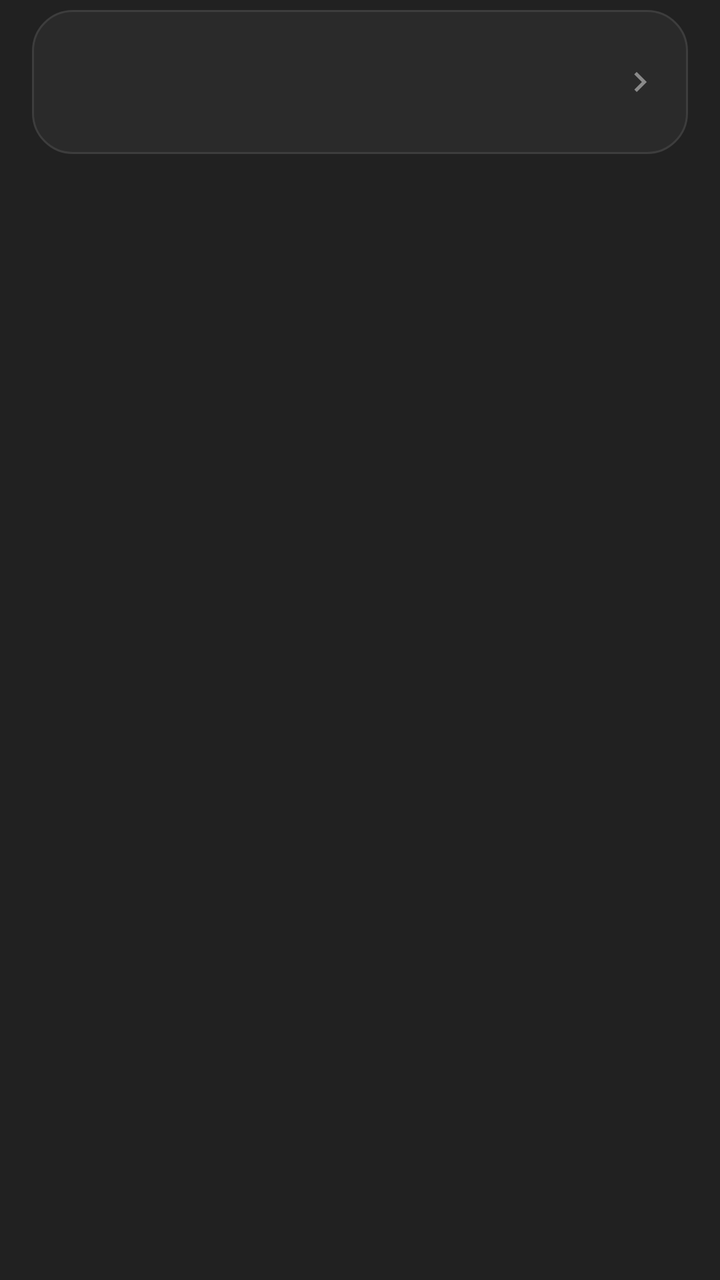
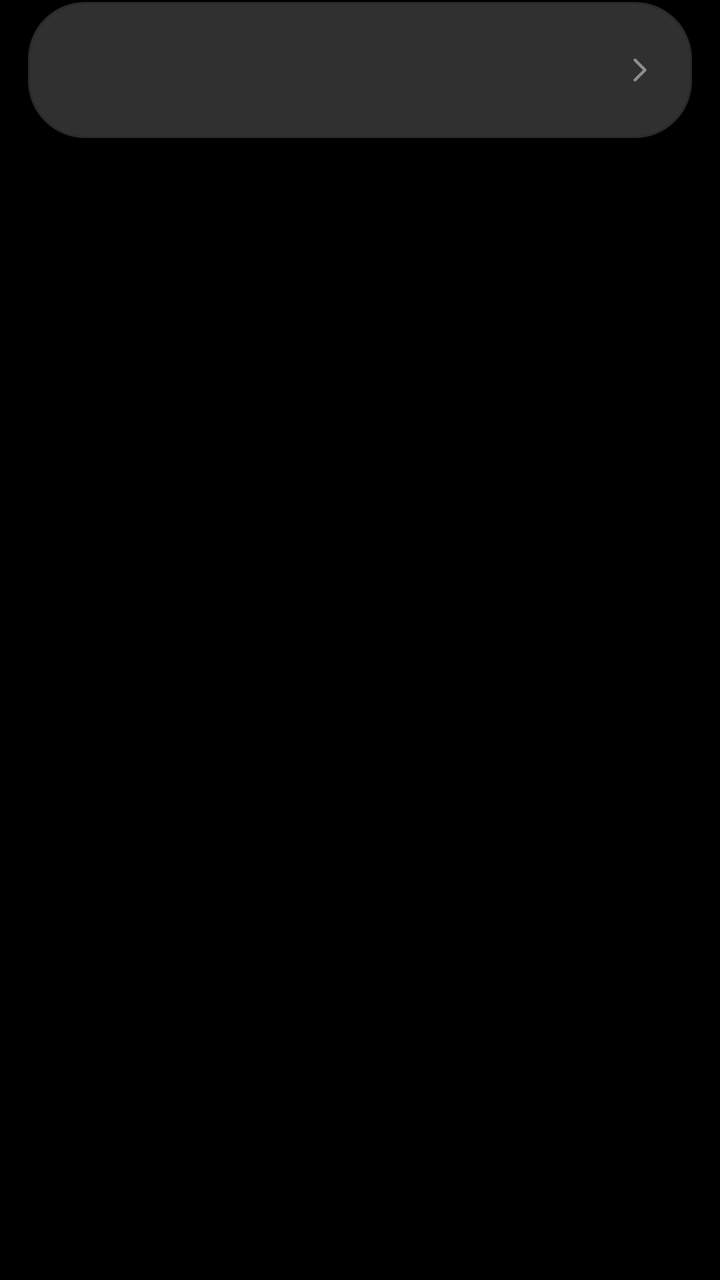

The first picture is an Android layout as it rendered before a commit; the second is the same layout after the commit. The layout source and the unified diff follow.
<!-- AndroidManifest.xml: application theme AppTheme -->
<!-- res/layout/item_row.xml -->
<?xml version="1.0" encoding="utf-8"?>
<FrameLayout xmlns:android="http://schemas.android.com/apk/res/android"
    android:layout_width="match_parent"
    android:layout_height="wrap_content"
    android:paddingStart="16dp"
    android:paddingTop="5dp"
    android:paddingEnd="16dp"
    android:paddingBottom="5dp">

    <LinearLayout
        android:layout_width="match_parent"
        android:layout_height="wrap_content"
        android:background="@drawable/bg_card_ripple"
        android:duplicateParentState="true"
        android:gravity="center_vertical"
        android:orientation="horizontal"
        android:padding="14dp">

        <ImageView
            android:id="@+id/icon"
            android:layout_width="44dp"
            android:layout_height="44dp"
            android:importantForAccessibility="no"
            android:padding="11dp" />

        <LinearLayout
            android:layout_width="0dp"
            android:layout_height="wrap_content"
            android:layout_marginStart="14dp"
            android:layout_marginEnd="8dp"
            android:layout_weight="1"
            android:orientation="vertical">

            <TextView
                android:id="@+id/title"
                android:layout_width="match_parent"
                android:layout_height="wrap_content"
                android:ellipsize="middle"
                android:singleLine="true"
                android:textAlignment="viewStart"
                android:textColor="@color/text_primary"
                android:textSize="16sp" />

            <TextView
                android:id="@+id/sub"
                android:layout_width="match_parent"
                android:layout_height="wrap_content"
                android:layout_marginTop="2dp"
                android:singleLine="true"
                android:textAlignment="viewStart"
                android:textColor="@color/text_secondary"
                android:textSize="13sp"
                android:visibility="gone" />
        </LinearLayout>

        <TextView
            android:id="@+id/badge"
            android:layout_width="wrap_content"
            android:layout_height="wrap_content"
            android:layout_marginEnd="8dp"
            android:paddingStart="9dp"
            android:paddingTop="3dp"
            android:paddingEnd="9dp"
            android:paddingBottom="3dp"
            android:singleLine="true"
            android:textSize="11sp"
            android:textStyle="bold"
            android:visibility="gone" />

        <ImageView
            android:id="@+id/lock"
            android:layout_width="18dp"
            android:layout_height="18dp"
            android:layout_marginEnd="8dp"
            android:importantForAccessibility="no"
            android:src="@drawable/ic_lock"
            android:tint="@color/text_secondary"
            android:visibility="gone" />

        <ImageView
            android:id="@+id/chevron"
            android:layout_width="20dp"
            android:layout_height="20dp"
            android:importantForAccessibility="no"
            android:src="@drawable/ic_chevron"
            android:tint="@color/text_hint" />
    </LinearLayout>
</FrameLayout>
<!-- resources referenced by this layout -->
<resources>
  <color name="text_hint">#8A8A8A</color>
  <color name="text_primary">#ECECEC</color>
  <!-- drawable bg_card_ripple (drawable) -->
  <?xml version="1.0" encoding="utf-8"?>
  <ripple xmlns:android="http://schemas.android.com/apk/res/android" android:color="@color/ripple">
      <item android:drawable="@drawable/bg_card" />
  </ripple>
  <!-- drawable ic_chevron (drawable) -->
  <?xml version="1.0" encoding="utf-8"?>
  <vector xmlns:android="http://schemas.android.com/apk/res/android"
      android:width="24dp"
      android:height="24dp"
      android:autoMirrored="true"
      android:viewportWidth="24"
      android:viewportHeight="24">
      <path
          android:fillColor="#FF000000"
          android:pathData="M10,6L8.59,7.41 13.17,12l-4.58,4.59L10,18l6,-6z" />
  </vector>
  <!-- drawable ic_lock (drawable) -->
  <?xml version="1.0" encoding="utf-8"?>
  <vector xmlns:android="http://schemas.android.com/apk/res/android"
      android:width="24dp"
      android:height="24dp"
      android:autoMirrored="false"
      android:viewportWidth="24"
      android:viewportHeight="24">
      <path
          android:fillColor="#FF000000"
          android:pathData="M18,8h-1V6c0,-2.76 -2.24,-5 -5,-5S7,3.24 7,6v2H6c-1.1,0 -2,0.9 -2,2v10c0,1.1 0.9,2 2,2h12c1.1,0 2,-0.9 2,-2V10c0,-1.1 -0.9,-2 -2,-2zM12,17c-1.1,0 -2,-0.9 -2,-2s0.9,-2 2,-2 2,0.9 2,2 -0.9,2 -2,2zM15.1,8H8.9V6c0,-1.71 1.39,-3.1 3.1,-3.1 1.71,0 3.1,1.39 3.1,3.1v2z" />
  </vector>
  <style name="AppTheme" parent="Theme.AppCompat.NoActionBar">
          <item name="colorPrimary">@color/accent</item>
          <item name="colorPrimaryDark">@color/bg</item>
          <item name="colorAccent">@color/accent</item>
          <item name="android:windowBackground">@color/bg</item>
          <item name="android:statusBarColor">@color/bg</item>
          <item name="android:navigationBarColor">@color/bg</item>
          <item name="android:windowLightStatusBar">@bool/light_bars</item>
          <item name="android:textColorPrimary">@color/text_primary</item>
          <item name="android:textColorSecondary">@color/text_secondary</item>
          <item name="android:textColorHint">@color/text_hint</item>
          <item name="alertDialogTheme">@style/AppDialog</item>
          <item name="android:colorBackground">@color/bg</item>
          <item name="colorControlNormal">@color/text_secondary</item>
          <item name="colorControlActivated">@color/accent</item>
          <item name="android:textColorLink">@color/accent</item>
      </style>
  <!-- drawable bg_card (drawable) -->
  <?xml version="1.0" encoding="utf-8"?>
  <shape xmlns:android="http://schemas.android.com/apk/res/android" android:shape="rectangle">
      <solid android:color="@color/surface" />
      <stroke android:width="1dp" android:color="@color/stroke" />
      <corners android:radius="20dp" />
  </shape>
  <color name="accent">#D97757</color>
  <color name="bg">#212121</color>
  <style name="AppDialog" parent="Theme.AppCompat.Dialog.Alert">
          <item name="colorAccent">@color/accent</item>
          <item name="android:windowBackground">@drawable/bg_dialog</item>
          <item name="android:textColorPrimary">@color/text_primary</item>
          <item name="android:textColorSecondary">@color/text_secondary</item>
      </style>
  <color name="surface">#2A2A2A</color>
  <color name="stroke">#3D3D3D</color>
  <!-- drawable bg_dialog (drawable) -->
  <?xml version="1.0" encoding="utf-8"?>
  <shape xmlns:android="http://schemas.android.com/apk/res/android" android:shape="rectangle">
      <solid android:color="@color/surface" />
      <stroke android:width="1dp" android:color="@color/stroke" />
      <corners android:radius="28dp" />
  </shape>
  <!-- unchanged entries left out for length: 2 -->
</resources>

<!-- the commit's change to res/layout/item_row.xml (unified diff, before → after) -->
@@ -2,31 +2,35 @@
 <FrameLayout xmlns:android="http://schemas.android.com/apk/res/android"
     android:layout_width="match_parent"
     android:layout_height="wrap_content"
-    android:paddingStart="16dp"
-    android:paddingTop="5dp"
-    android:paddingEnd="16dp"
-    android:paddingBottom="5dp">
+    android:paddingStart="14dp"
+    android:paddingTop="1dp"
+    android:paddingEnd="14dp"
+    android:paddingBottom="1dp">
 
     <LinearLayout
+        android:id="@+id/card"
         android:layout_width="match_parent"
         android:layout_height="wrap_content"
         android:background="@drawable/bg_card_ripple"
         android:duplicateParentState="true"
         android:gravity="center_vertical"
+        android:minHeight="68dp"
         android:orientation="horizontal"
-        android:padding="14dp">
+        android:paddingStart="18dp"
+        android:paddingTop="14dp"
+        android:paddingEnd="16dp"
+        android:paddingBottom="14dp">
 
         <ImageView
             android:id="@+id/icon"
-            android:layout_width="44dp"
-            android:layout_height="44dp"
-            android:importantForAccessibility="no"
-            android:padding="11dp" />
+            android:layout_width="26dp"
+            android:layout_height="26dp"
+            android:importantForAccessibility="no" />
 
         <LinearLayout
             android:layout_width="0dp"
             android:layout_height="wrap_content"
-            android:layout_marginStart="14dp"
+            android:layout_marginStart="16dp"
             android:layout_marginEnd="8dp"
             android:layout_weight="1"
             android:orientation="vertical">
@@ -39,7 +43,7 @@
                 android:singleLine="true"
                 android:textAlignment="viewStart"
                 android:textColor="@color/text_primary"
-                android:textSize="16sp" />
+                android:textSize="17sp" />
 
             <TextView
                 android:id="@+id/sub"
@@ -49,7 +53,7 @@
                 android:singleLine="true"
                 android:textAlignment="viewStart"
                 android:textColor="@color/text_secondary"
-                android:textSize="13sp"
+                android:textSize="14sp"
                 android:visibility="gone" />
         </LinearLayout>
 
@@ -58,9 +62,9 @@
             android:layout_width="wrap_content"
             android:layout_height="wrap_content"
             android:layout_marginEnd="8dp"
-            android:paddingStart="9dp"
+            android:paddingStart="10dp"
             android:paddingTop="3dp"
-            android:paddingEnd="9dp"
+            android:paddingEnd="10dp"
             android:paddingBottom="3dp"
             android:singleLine="true"
             android:textSize="11sp"
<!-- resource entries referenced after the edit -->
@@ -1,11 +1,17 @@
 <!-- resources referenced by this layout -->
 <resources>
-  <color name="text_hint">#8A8A8A</color>
-  <color name="text_primary">#ECECEC</color>
+  <color name="text_hint">#8E8E8E</color>
+  <color name="text_primary">#FFFFFF</color>
   <!-- drawable bg_card_ripple (drawable) -->
   <?xml version="1.0" encoding="utf-8"?>
   <ripple xmlns:android="http://schemas.android.com/apk/res/android" android:color="@color/ripple">
       <item android:drawable="@drawable/bg_card" />
+      <item android:id="@android:id/mask">
+          <shape android:shape="rectangle">
+              <solid android:color="#FFFFFF" />
+              <corners android:radius="28dp" />
+          </shape>
+      </item>
   </ripple>
   <!-- drawable ic_chevron (drawable) -->
   <?xml version="1.0" encoding="utf-8"?>
@@ -16,8 +22,11 @@
       android:viewportWidth="24"
       android:viewportHeight="24">
       <path
-          android:fillColor="#FF000000"
-          android:pathData="M10,6L8.59,7.41 13.17,12l-4.58,4.59L10,18l6,-6z" />
+          android:pathData="M9 18l6-6-6-6"
+          android:strokeColor="#FF000000"
+          android:strokeWidth="1.75"
+          android:strokeLineCap="round"
+          android:strokeLineJoin="round" />
   </vector>
   <!-- drawable ic_lock (drawable) -->
   <?xml version="1.0" encoding="utf-8"?>
@@ -28,13 +37,22 @@
       android:viewportWidth="24"
       android:viewportHeight="24">
       <path
-          android:fillColor="#FF000000"
-          android:pathData="M18,8h-1V6c0,-2.76 -2.24,-5 -5,-5S7,3.24 7,6v2H6c-1.1,0 -2,0.9 -2,2v10c0,1.1 0.9,2 2,2h12c1.1,0 2,-0.9 2,-2V10c0,-1.1 -0.9,-2 -2,-2zM12,17c-1.1,0 -2,-0.9 -2,-2s0.9,-2 2,-2 2,0.9 2,2 -0.9,2 -2,2zM15.1,8H8.9V6c0,-1.71 1.39,-3.1 3.1,-3.1 1.71,0 3.1,1.39 3.1,3.1v2z" />
+          android:pathData="M5 11h14a2 2 0 0 1 2 2v7a2 2 0 0 1-2 2H5a2 2 0 0 1-2-2v-7a2 2 0 0 1 2-2z"
+          android:strokeColor="#FF000000"
+          android:strokeWidth="1.75"
+          android:strokeLineCap="round"
+          android:strokeLineJoin="round" />
+      <path
+          android:pathData="M7 11V7a5 5 0 0 1 10 0v4"
+          android:strokeColor="#FF000000"
+          android:strokeWidth="1.75"
+          android:strokeLineCap="round"
+          android:strokeLineJoin="round" />
   </vector>
   <style name="AppTheme" parent="Theme.AppCompat.NoActionBar">
           <item name="colorPrimary">@color/accent</item>
           <item name="colorPrimaryDark">@color/bg</item>
-          <item name="colorAccent">@color/accent</item>
+          <item name="colorAccent">@color/accent_text</item>
           <item name="android:windowBackground">@color/bg</item>
           <item name="android:statusBarColor">@color/bg</item>
           <item name="android:navigationBarColor">@color/bg</item>
@@ -45,32 +63,34 @@
           <item name="alertDialogTheme">@style/AppDialog</item>
           <item name="android:colorBackground">@color/bg</item>
           <item name="colorControlNormal">@color/text_secondary</item>
-          <item name="colorControlActivated">@color/accent</item>
-          <item name="android:textColorLink">@color/accent</item>
+          <item name="colorControlActivated">@color/accent_text</item>
+          <item name="android:textColorLink">@color/accent_text</item>
       </style>
   <!-- drawable bg_card (drawable) -->
   <?xml version="1.0" encoding="utf-8"?>
   <shape xmlns:android="http://schemas.android.com/apk/res/android" android:shape="rectangle">
       <solid android:color="@color/surface" />
-      <stroke android:width="1dp" android:color="@color/stroke" />
-      <corners android:radius="20dp" />
+      <stroke android:width="1dp" android:color="@color/stroke_soft" />
+      <corners android:radius="28dp" />
   </shape>
-  <color name="accent">#D97757</color>
-  <color name="bg">#212121</color>
+  <color name="accent">#3566EF</color>
+  <color name="bg">#000000</color>
+  <color name="accent_text">#8EA9FF</color>
   <style name="AppDialog" parent="Theme.AppCompat.Dialog.Alert">
-          <item name="colorAccent">@color/accent</item>
+          <item name="colorAccent">@color/accent_text</item>
           <item name="android:windowBackground">@drawable/bg_dialog</item>
           <item name="android:textColorPrimary">@color/text_primary</item>
           <item name="android:textColorSecondary">@color/text_secondary</item>
       </style>
-  <color name="surface">#2A2A2A</color>
-  <color name="stroke">#3D3D3D</color>
+  <color name="surface">#303030</color>
+  <color name="stroke_soft">#2A2A2A</color>
+  <color name="stroke">#454545</color>
   <!-- drawable bg_dialog (drawable) -->
   <?xml version="1.0" encoding="utf-8"?>
   <shape xmlns:android="http://schemas.android.com/apk/res/android" android:shape="rectangle">
       <solid android:color="@color/surface" />
       <stroke android:width="1dp" android:color="@color/stroke" />
-      <corners android:radius="28dp" />
+      <corners android:radius="32dp" />
   </shape>
   <!-- unchanged entries left out for length: 2 -->
 </resources>
